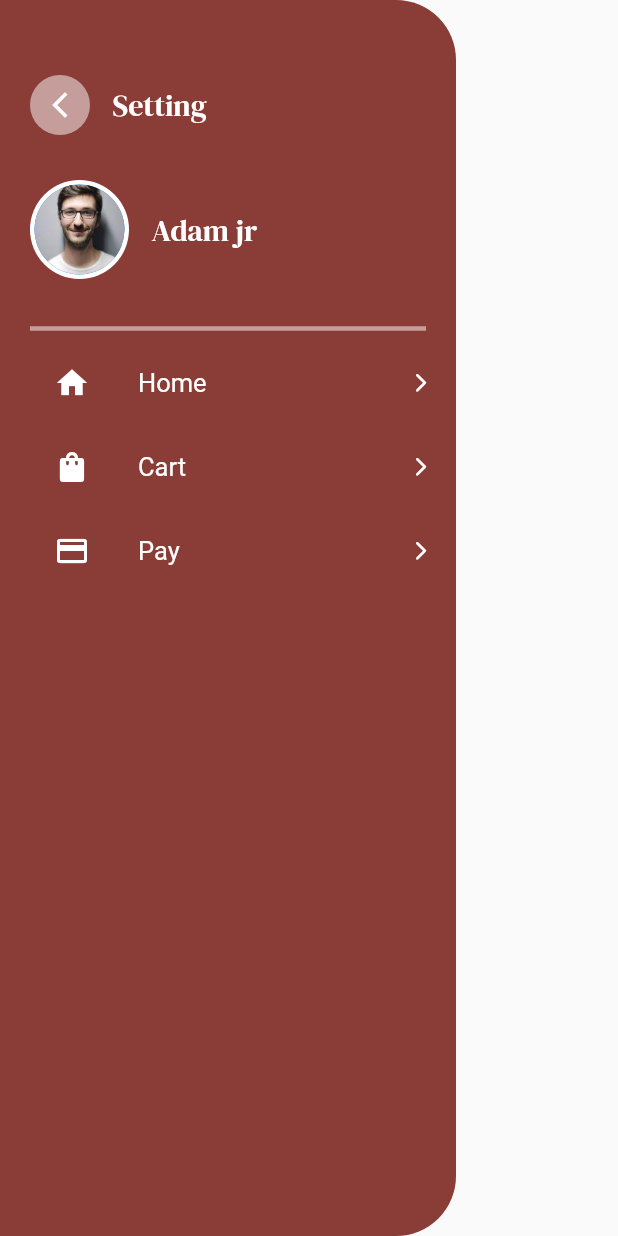
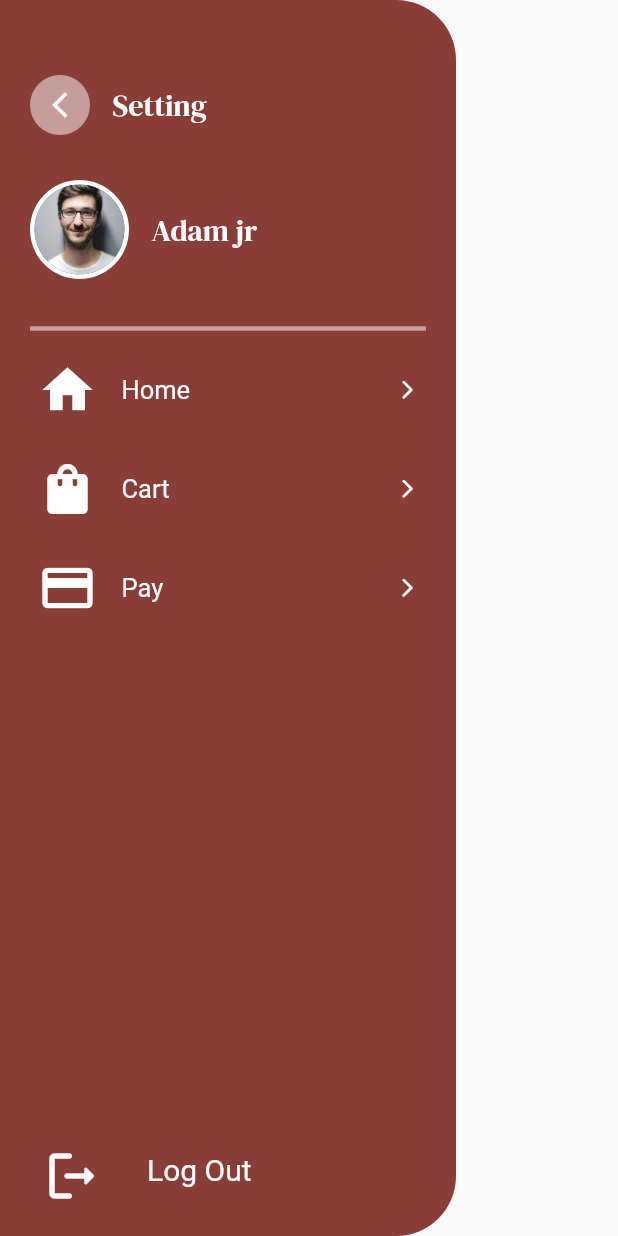
Before and after one commit to nanangpratama99/sushi-shop-app, a Flutter app: the BuildDrawer widget shown alone on an empty page, opened directly, on a phone screen of 412 x 824 dp. Run offline on Flutter 3.47's test engine with Material 2 defaults, Android fonts, the phone set to English and light mode, and no system bars; our stand-ins replace google_fonts.

Commit message:
update menu screen

```diff
--- a/sushi_app/lib/screens/home/menu_screen.dart
+++ b/sushi_app/lib/screens/home/menu_screen.dart
@@ -3,6 +3,7 @@ import 'package:google_fonts/google_fonts.dart';
 import 'package:sushi_app/constant/colors.dart';
 
 import 'components/body.dart';
+import 'components/chip_menu.dart';
 
 class MenuScreen extends StatelessWidget {
   MenuScreen({super.key});
@@ -120,19 +121,46 @@ class BuildDrawer extends StatelessWidget {
             ),
 
             // list menu
-
-            const BuildListMenu(
+            BuildListMenu(
+              selectedIndex: 0,
               title: "Home",
-              icon: Icon(Icons.home),
+              icon: const Icon(
+                Icons.home,
+                size: 40,
               ),
-            const BuildListMenu(
+            ),
+            BuildListMenu(
+              selectedIndex: 1,
               title: "Cart",
-              icon: Icon(Icons.shopping_bag),
+              icon: const Icon(
+                Icons.shopping_bag,
+                size: 40,
               ),
-            const BuildListMenu(
+            ),
+            BuildListMenu(
+              selectedIndex: 2,
               title: "Pay",
-              icon: Icon(Icons.payment),
+              icon: const Icon(Icons.payment, size: 40),
             ),
+            const Spacer(),
+            Row(
+              children: [
+                IconButton(
+                  onPressed: () {},
+                  icon: const Icon(
+                    Icons.logout_rounded,
+                    color: Colors.white,
+                    size: 40,
+                  ),
+                ),
+                const SizedBox(width: 30),
+                const Text(
+                  "Log Out",
+                  style: TextStyle(color: Colors.white, fontSize: 20),
+                )
+              ],
+            ),
+            const SizedBox(height: 20),
           ],
         ),
       ),
@@ -140,22 +168,41 @@ class BuildDrawer extends StatelessWidget {
   }
 }
 
-class BuildListMenu extends StatelessWidget {
+class BuildListMenu extends StatefulWidget {
+  int selectedIndex = 0;
   final String title;
   final Icon icon;
-  const BuildListMenu({
+  BuildListMenu({
     super.key,
     required this.title,
     required this.icon,
+    required this.selectedIndex,
   });
 
   @override
+  State<BuildListMenu> createState() => _BuildListMenuState();
+}
+
+class _BuildListMenuState extends State<BuildListMenu> {
+  late int index;
+  @override
   Widget build(BuildContext context) {
-    return ListTile(
-      leading: icon,
+    return Padding(
+      padding: const EdgeInsets.only(right: 20),
+      child: ListTile(
+        selectedColor: Colors.amber,
+        shape: RoundedRectangleBorder(borderRadius: BorderRadius.circular(15)),
+        onTap: () {
+          print(widget.selectedIndex);
+          setState(() {
+            index = selectedIndex;
+          });
+        },
+        contentPadding: const EdgeInsets.all(5),
+        leading: widget.icon,
         iconColor: Colors.white,
         title: Text(
-        title,
+          widget.title,
           style: const TextStyle(color: Colors.white, fontSize: 17),
         ),
         trailing: const Icon(
@@ -163,6 +210,7 @@ class BuildListMenu extends StatelessWidget {
           color: Colors.white,
           size: 15,
         ),
+      ),
     );
   }
 }
```
Lines whose indentation alone changed are shown as unchanged.
